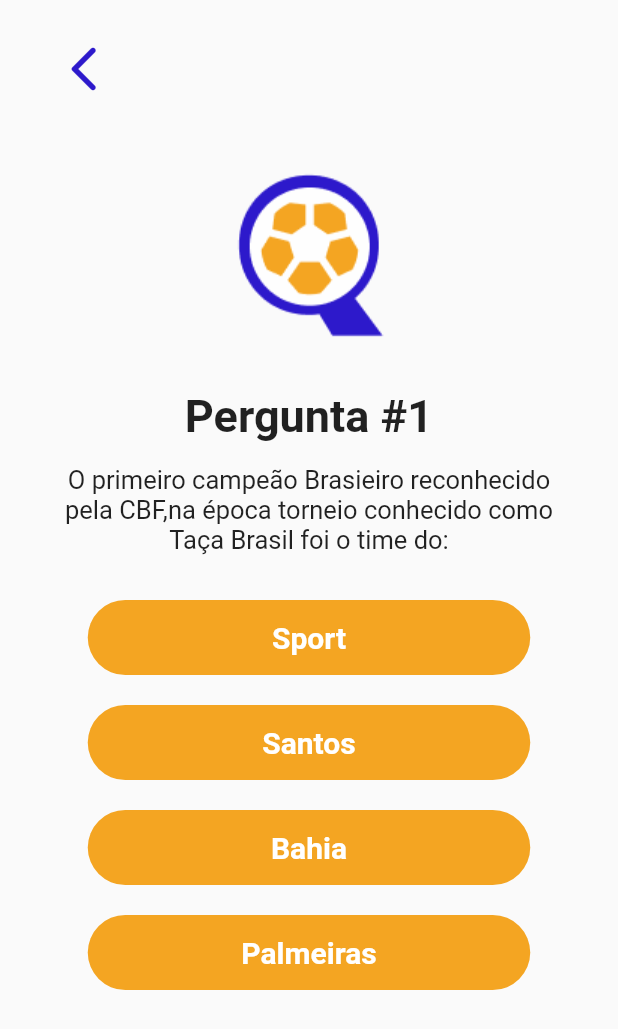
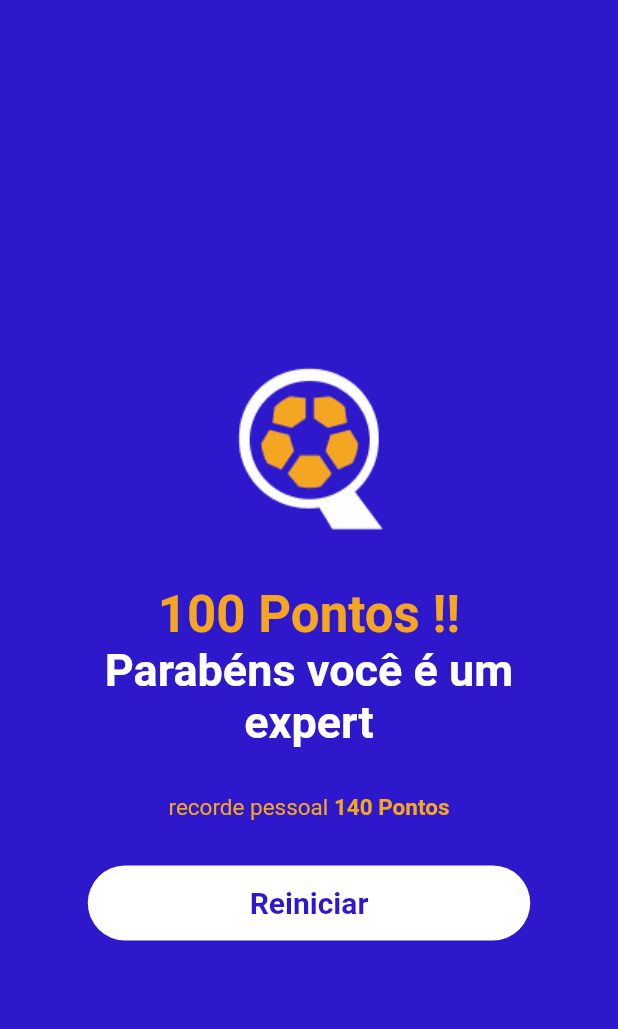
Before and after one commit to RicMerces/QuizSoocer, a Flutter app: the screen it shows after launch, on a phone screen of 412 x 824 dp. Shown: the top 1029 px of the screen. Run offline on Flutter 3.47's test engine with Material 2 defaults, Android fonts, the phone set to English and light mode, and no system bars.

Commit message:
Screen Create

```diff
--- a/BrazilianQuizSoocer/quizsoocer/lib/main.dart
+++ b/BrazilianQuizSoocer/quizsoocer/lib/main.dart
@@ -1,5 +1,6 @@
 import 'package:flutter/material.dart';
 import 'package:quizsoocer/pages/Game.dart';
+import 'package:quizsoocer/pages/Resultado.dart';
 import 'package:quizsoocer/pages/Splash.dart';
 
 void main() {
@@ -16,7 +17,7 @@ class _MainState extends State<Quizsoocer> {
   Widget build(BuildContext context) {
     return MaterialApp(
       debugShowCheckedModeBanner: false,
-      home: Game(),
+      home: Resultado(),
     );
   }
 }
--- a/BrazilianQuizSoocer/quizsoocer/lib/pages/Game.dart
+++ b/BrazilianQuizSoocer/quizsoocer/lib/pages/Game.dart
@@ -28,8 +28,7 @@ class _GameState extends State<Game> {
         ]
       },
       {
-        'texto':
-            'O Bahia é um time localizado no Estado da Bahia o qual possui grandes jogadores históricos como Nonato, Bobô, Marcelo Ramos, entre muitos outros. Contudo, existem aqueles que chegaram no seu máximo apogeu pelo clube conquistando façanhas como sendo o maior artilheiro de todos os tempos pelo clube independente de competição e o maior artilheiro do clube pela Série A do campeonato Brasileiro, são eles respectivamente: ',
+        'texto': 'O Bahia é um time  ',
         'respostas': [
           'Opcao05',
           'Opcao062',
--- /dev/null
+++ b/BrazilianQuizSoocer/quizsoocer/lib/pages/Resultado.dart
@@ -0,0 +1,80 @@
+import 'package:flutter/material.dart';
+
+class Resultado extends StatefulWidget {
+  @override
+  _ResultadoState createState() => _ResultadoState();
+}
+
+class _ResultadoState extends State<Resultado> {
+  @override
+  Widget build(BuildContext context) {
+    return Scaffold(
+      backgroundColor: Color(0xff2D19CB),
+      body: Column(
+        mainAxisAlignment: MainAxisAlignment.center,
+        children: [
+          Center(
+              child: Padding(
+            padding: EdgeInsets.only(left: 40, right: 40),
+            child: Column(
+              children: [
+                Image.asset('assets/img/Group1.png'),
+                const Text(
+                  '100 Pontos !!',
+                  style: TextStyle(
+                      color: Color(0xffF4A522),
+                      fontSize: 34,
+                      fontWeight: FontWeight.bold),
+                ),
+                const Text(
+                  'Parabéns você é um expert',
+                  textAlign: TextAlign.center,
+                  style: TextStyle(
+                    color: Colors.white,
+                    fontSize: 30,
+                    fontWeight: FontWeight.bold,
+                  ),
+                ),
+                Padding(
+                  padding: EdgeInsets.only(top: 30, bottom: 30),
+                  child: RichText(
+                    text: const TextSpan(
+                        text: 'recorde pessoal',
+                        style: TextStyle(
+                          fontSize: 15,
+                          color: Color(0xffF4A522),
+                        ),
+                        children: [
+                          TextSpan(
+                              text: ' 140 Pontos',
+                              style: TextStyle(
+                                fontWeight: FontWeight.bold,
+                              )),
+                        ]),
+                  ),
+                ),
+                TextButton(
+                  onPressed: () {},
+                  child: const Text(
+                    'Reiniciar',
+                    style: TextStyle(
+                      color: Color(0xff2D19CB),
+                      fontSize: 20,
+                      fontWeight: FontWeight.bold,
+                    ),
+                  ),
+                  style: TextButton.styleFrom(
+                      backgroundColor: Colors.white,
+                      fixedSize: Size(295, 50),
+                      shape: RoundedRectangleBorder(
+                        borderRadius: BorderRadius.circular(30),
+                      )),
+                ),
+              ],
+            ),
+          ))
+        ],
+      ),
+    );
+  }
+}
```
Also changed, not shown: BrazilianQuizSoocer/quizsoocer/assets/img/Group1.png (added).
